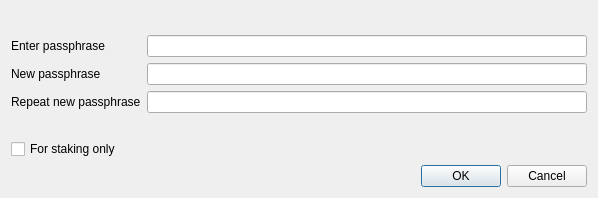
This is src/qt/forms/askpassphrasedialog.ui in hanxianzhai/poscoin as Qt 5 draws it before an edit. The edited form follows.
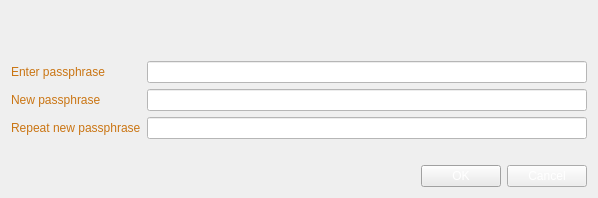
This is the edited form. Icons and pictures are not drawn.

```diff
--- a/src/qt/forms/askpassphrasedialog.ui
+++ b/src/qt/forms/askpassphrasedialog.ui
@@ -22,12 +22,55 @@
     <height>0</height>
    </size>
   </property>
+  <property name="palette">
+   <palette>
+    <active>
+     <colorrole role="WindowText">
+      <brush brushstyle="SolidPattern">
+       <color alpha="255">
+        <red>202</red>
+        <green>117</green>
+        <blue>19</blue>
+       </color>
+      </brush>
+     </colorrole>
+    </active>
+    <inactive>
+     <colorrole role="WindowText">
+      <brush brushstyle="SolidPattern">
+       <color alpha="255">
+        <red>202</red>
+        <green>117</green>
+        <blue>19</blue>
+       </color>
+      </brush>
+     </colorrole>
+    </inactive>
+    <disabled>
+     <colorrole role="WindowText">
+      <brush brushstyle="SolidPattern">
+       <color alpha="255">
+        <red>132</red>
+        <green>132</green>
+        <blue>132</blue>
+       </color>
+      </brush>
+     </colorrole>
+    </disabled>
+   </palette>
+  </property>
   <property name="windowTitle">
    <string>Passphrase Dialog</string>
   </property>
+  <property name="styleSheet">
+   <string notr="true">background-image: url(:/images/back);</string>
+  </property>
   <layout class="QVBoxLayout" name="verticalLayout">
    <item>
     <widget class="QLabel" name="warningLabel">
+     <property name="styleSheet">
+      <string notr="true">color: rgb(255, 170, 0);</string>
+     </property>
      <property name="textFormat">
       <enum>Qt::RichText</enum>
      </property>
@@ -43,6 +86,43 @@
      </property>
      <item row="0" column="0">
       <widget class="QLabel" name="passLabel1">
+       <property name="palette">
+        <palette>
+         <active>
+          <colorrole role="WindowText">
+           <brush brushstyle="SolidPattern">
+            <color alpha="255">
+             <red>202</red>
+             <green>117</green>
+             <blue>19</blue>
+            </color>
+           </brush>
+          </colorrole>
+         </active>
+         <inactive>
+          <colorrole role="WindowText">
+           <brush brushstyle="SolidPattern">
+            <color alpha="255">
+             <red>202</red>
+             <green>117</green>
+             <blue>19</blue>
+            </color>
+           </brush>
+          </colorrole>
+         </inactive>
+         <disabled>
+          <colorrole role="WindowText">
+           <brush brushstyle="SolidPattern">
+            <color alpha="255">
+             <red>132</red>
+             <green>132</green>
+             <blue>132</blue>
+            </color>
+           </brush>
+          </colorrole>
+         </disabled>
+        </palette>
+       </property>
        <property name="text">
         <string>Enter passphrase</string>
        </property>
@@ -50,6 +130,10 @@
      </item>
      <item row="0" column="1">
       <widget class="QLineEdit" name="passEdit1">
+       <property name="styleSheet">
+        <string notr="true">background-color: rgb(255, 255, 255);
+color: rgb(255, 0, 0);</string>
+       </property>
        <property name="echoMode">
         <enum>QLineEdit::Password</enum>
        </property>
@@ -57,6 +141,43 @@
      </item>
      <item row="1" column="0">
       <widget class="QLabel" name="passLabel2">
+       <property name="palette">
+        <palette>
+         <active>
+          <colorrole role="WindowText">
+           <brush brushstyle="SolidPattern">
+            <color alpha="255">
+             <red>202</red>
+             <green>117</green>
+             <blue>19</blue>
+            </color>
+           </brush>
+          </colorrole>
+         </active>
+         <inactive>
+          <colorrole role="WindowText">
+           <brush brushstyle="SolidPattern">
+            <color alpha="255">
+             <red>202</red>
+             <green>117</green>
+             <blue>19</blue>
+            </color>
+           </brush>
+          </colorrole>
+         </inactive>
+         <disabled>
+          <colorrole role="WindowText">
+           <brush brushstyle="SolidPattern">
+            <color alpha="255">
+             <red>132</red>
+             <green>132</green>
+             <blue>132</blue>
+            </color>
+           </brush>
+          </colorrole>
+         </disabled>
+        </palette>
+       </property>
        <property name="text">
         <string>New passphrase</string>
        </property>
@@ -64,6 +185,10 @@
      </item>
      <item row="1" column="1">
       <widget class="QLineEdit" name="passEdit2">
+       <property name="styleSheet">
+        <string notr="true">background-color: rgb(255, 255, 255);
+color: rgb(255, 0, 0);</string>
+       </property>
        <property name="echoMode">
         <enum>QLineEdit::Password</enum>
        </property>
@@ -71,6 +196,43 @@
      </item>
      <item row="2" column="0">
       <widget class="QLabel" name="passLabel3">
+       <property name="palette">
+        <palette>
+         <active>
+          <colorrole role="WindowText">
+           <brush brushstyle="SolidPattern">
+            <color alpha="255">
+             <red>202</red>
+             <green>117</green>
+             <blue>19</blue>
+            </color>
+           </brush>
+          </colorrole>
+         </active>
+         <inactive>
+          <colorrole role="WindowText">
+           <brush brushstyle="SolidPattern">
+            <color alpha="255">
+             <red>202</red>
+             <green>117</green>
+             <blue>19</blue>
+            </color>
+           </brush>
+          </colorrole>
+         </inactive>
+         <disabled>
+          <colorrole role="WindowText">
+           <brush brushstyle="SolidPattern">
+            <color alpha="255">
+             <red>132</red>
+             <green>132</green>
+             <blue>132</blue>
+            </color>
+           </brush>
+          </colorrole>
+         </disabled>
+        </palette>
+       </property>
        <property name="text">
         <string>Repeat new passphrase</string>
        </property>
@@ -78,6 +240,10 @@
      </item>
      <item row="2" column="1">
       <widget class="QLineEdit" name="passEdit3">
+       <property name="styleSheet">
+        <string notr="true">background-color: rgb(255, 255, 255);
+color: rgb(255, 0, 0);</string>
+       </property>
        <property name="echoMode">
         <enum>QLineEdit::Password</enum>
        </property>
@@ -99,26 +265,101 @@
        </property>
       </widget>
      </item>
-     <item row="4" column="0">
-      <widget class="QCheckBox" name="stakingCheckBox">
-       <property name="enabled">
-        <bool>true</bool>
-       </property>
-       <property name="toolTip">
-        <string>Serves to disable the trivial sendmoney when OS account compromised. Provides no real security.</string>
-       </property>
-       <property name="text">
-        <string>For staking only</string>
-       </property>
-       <property name="visible">
-        <bool>false</bool>
-       </property>
-      </widget>
-     </item>
     </layout>
    </item>
    <item>
     <widget class="QDialogButtonBox" name="buttonBox">
+     <property name="palette">
+      <palette>
+       <active>
+        <colorrole role="Text">
+         <brush brushstyle="SolidPattern">
+          <color alpha="255">
+           <red>255</red>
+           <green>255</green>
+           <blue>255</blue>
+          </color>
+         </brush>
+        </colorrole>
+        <colorrole role="ButtonText">
+         <brush brushstyle="SolidPattern">
+          <color alpha="255">
+           <red>255</red>
+           <green>255</green>
+           <blue>255</blue>
+          </color>
+         </brush>
+        </colorrole>
+        <colorrole role="Highlight">
+         <brush brushstyle="SolidPattern">
+          <color alpha="255">
+           <red>255</red>
+           <green>255</green>
+           <blue>255</blue>
+          </color>
+         </brush>
+        </colorrole>
+       </active>
+       <inactive>
+        <colorrole role="Text">
+         <brush brushstyle="SolidPattern">
+          <color alpha="255">
+           <red>255</red>
+           <green>255</green>
+           <blue>255</blue>
+          </color>
+         </brush>
+        </colorrole>
+        <colorrole role="ButtonText">
+         <brush brushstyle="SolidPattern">
+          <color alpha="255">
+           <red>255</red>
+           <green>255</green>
+           <blue>255</blue>
+          </color>
+         </brush>
+        </colorrole>
+        <colorrole role="Highlight">
+         <brush brushstyle="SolidPattern">
+          <color alpha="255">
+           <red>255</red>
+           <green>255</green>
+           <blue>255</blue>
+          </color>
+         </brush>
+        </colorrole>
+       </inactive>
+       <disabled>
+        <colorrole role="Text">
+         <brush brushstyle="SolidPattern">
+          <color alpha="255">
+           <red>132</red>
+           <green>132</green>
+           <blue>132</blue>
+          </color>
+         </brush>
+        </colorrole>
+        <colorrole role="ButtonText">
+         <brush brushstyle="SolidPattern">
+          <color alpha="255">
+           <red>132</red>
+           <green>132</green>
+           <blue>132</blue>
+          </color>
+         </brush>
+        </colorrole>
+        <colorrole role="Highlight">
+         <brush brushstyle="SolidPattern">
+          <color alpha="255">
+           <red>195</red>
+           <green>195</green>
+           <blue>195</blue>
+          </color>
+         </brush>
+        </colorrole>
+       </disabled>
+      </palette>
+     </property>
      <property name="orientation">
       <enum>Qt::Horizontal</enum>
      </property>
```
Left out of the diff: 4 changed lines with no effect on the pictures.
